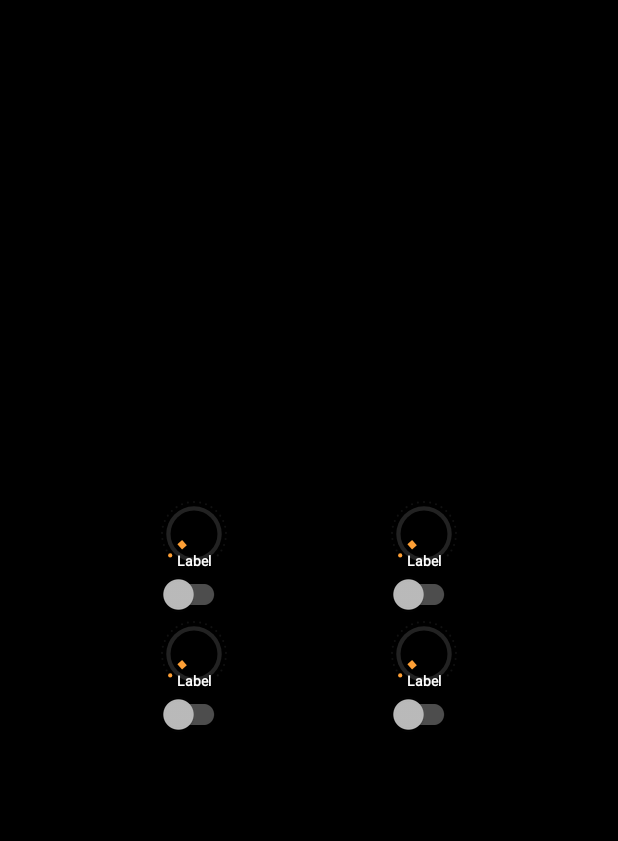
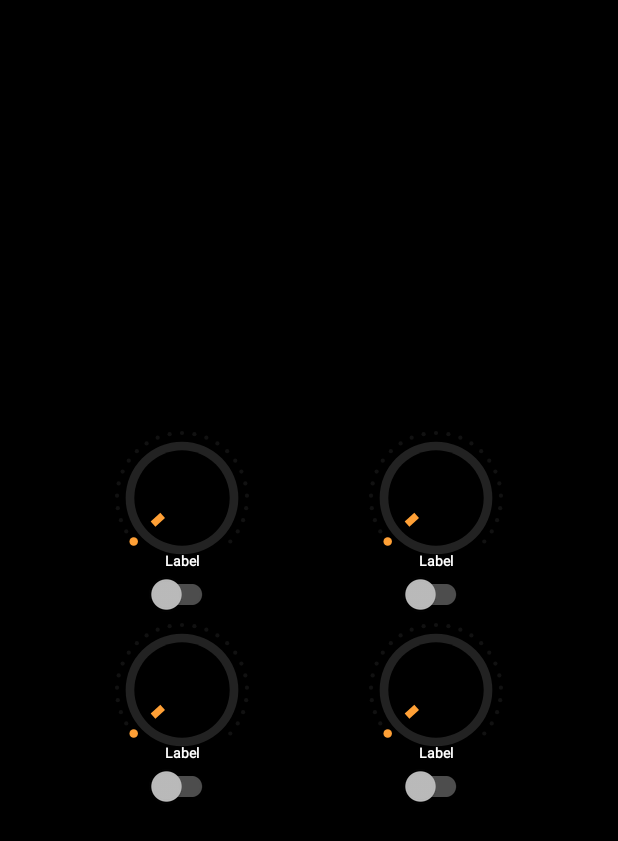
Before and after one commit to parabola47/Newtone, an Android app: the fragment FxAudioSettingsFragment shown on its own in the app's theme, on a phone screen of 412 x 824 dp. Shown: the top 841 px of the screen. Run offline under Robolectric (Android 15) with nearby library versions, the phone set to English and light mode, and no system bars; our stand-ins replace ButterKnife; libraries missing offline, so code that uses them is left out: moxy.presenter; 37 statements that could not run were skipped.

Commit message:
Исправлено отображение Croller-элементов на экране аудио настроек

```diff
--- a/app/src/main/res/layout/tab_fx_audio_settings.xml
+++ b/app/src/main/res/layout/tab_fx_audio_settings.xml
@@ -17,8 +17,8 @@
         <com.parabola.newtone.ui.view.Croller
             android:id="@+id/playbackSpeedCroller"
             style="@style/FxSettingContinuousCroller"
-            android:layout_width="0dp"
-            android:layout_height="0dp"
+            android:layout_width="wrap_content"
+            android:layout_height="wrap_content"
             app:label="Tempo x1.00"
             app:layout_constraintDimensionRatio="1:1"
             app:layout_constraintLeft_toLeftOf="parent"
@@ -42,8 +42,8 @@
         <com.parabola.newtone.ui.view.Croller
             android:id="@+id/playbackPitchCroller"
             style="@style/FxSettingContinuousCroller"
-            android:layout_width="0dp"
-            android:layout_height="0dp"
+            android:layout_width="wrap_content"
+            android:layout_height="wrap_content"
             app:label="Pitch x1.00"
             app:layout_constraintDimensionRatio="1:1"
             app:layout_constraintLeft_toRightOf="@+id/playbackSpeedCroller"
@@ -67,8 +67,8 @@
         <com.parabola.newtone.ui.view.Croller
             android:id="@+id/virtualizerCroller"
             style="@style/FxDiscreteSettingCroller"
-            android:layout_width="0dp"
-            android:layout_height="0dp"
+            android:layout_width="wrap_content"
+            android:layout_height="wrap_content"
             app:label="@string/fx_virtualizer"
             app:layout_constraintDimensionRatio="1:1"
             app:layout_constraintLeft_toRightOf="@+id/bassBoostCroller"
@@ -92,8 +92,8 @@
         <com.parabola.newtone.ui.view.Croller
             android:id="@+id/bassBoostCroller"
             style="@style/FxDiscreteSettingCroller"
-            android:layout_width="0dp"
-            android:layout_height="0dp"
+            android:layout_width="wrap_content"
+            android:layout_height="wrap_content"
             app:label="@string/fx_bassBoost"
             app:layout_constraintDimensionRatio="1:1"
             app:layout_constraintLeft_toLeftOf="parent"
```
